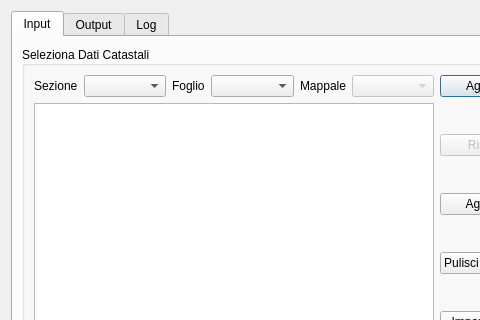
Old version of the form cdu_creator_dialog_base.ui in the repository gtergeomatica/cdu_creator; both pictures show x 0 to 480 and y 0 to 320 of the 573 by 575 pixel window.
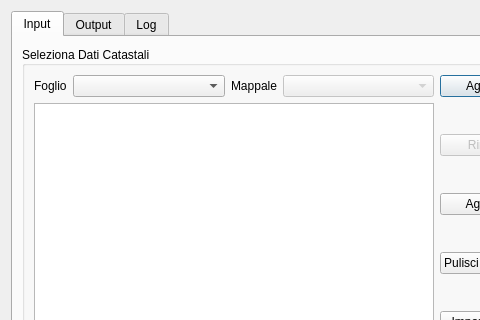
New version of the form.

Commit message: tolta sezione da gui update algoritmi intersezione

The edit to the form file:
```diff
--- a/cdu_creator_dialog_base.ui
+++ b/cdu_creator_dialog_base.ui
@@ -43,23 +43,6 @@
            <layout class="QGridLayout" name="gridLayout">
             <item row="0" column="0">
              <layout class="QHBoxLayout" name="horizontalLayout">
-              <item>
-               <widget class="QLabel" name="label_9">
-                <property name="text">
-                 <string>Sezione</string>
-                </property>
-               </widget>
-              </item>
-              <item>
-               <widget class="QComboBox" name="sezioneComboBox">
-                <property name="sizePolicy">
-                 <sizepolicy hsizetype="Expanding" vsizetype="Fixed">
-                  <horstretch>0</horstretch>
-                  <verstretch>0</verstretch>
-                 </sizepolicy>
-                </property>
-               </widget>
-              </item>
               <item>
                <widget class="QLabel" name="label_2">
                 <property name="text">
```
The commit also changes 1 other file.
